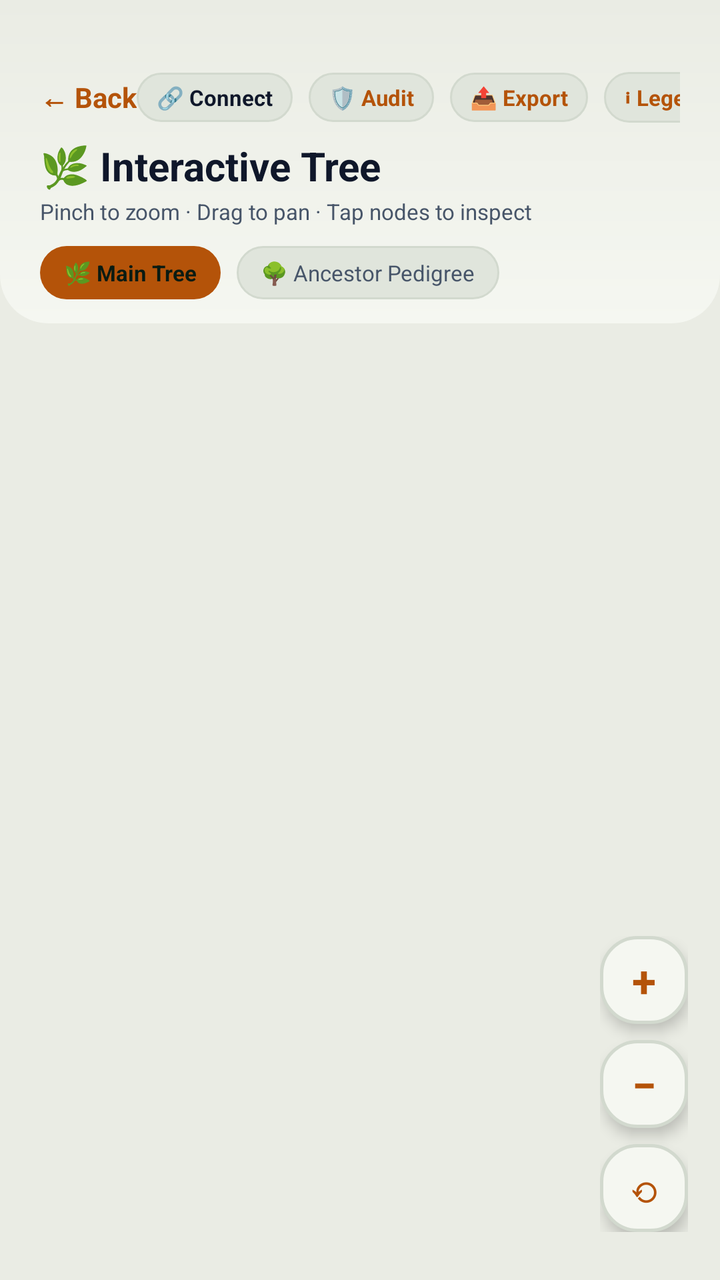
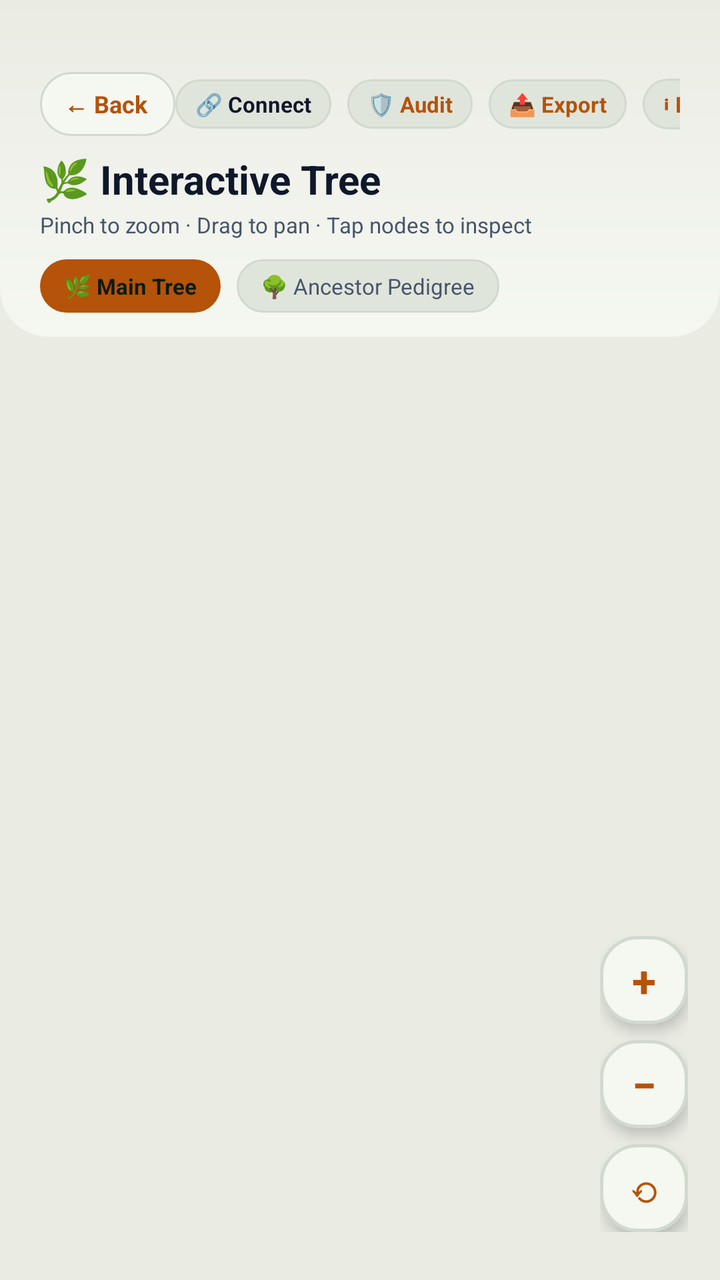

The first picture is an Android layout as it rendered before a commit; the second is the same layout after the commit. The layout source and the unified diff follow.
<!-- AndroidManifest.xml: application theme Theme.BTProject2 -->
<!-- res/layout/activity_interactive_tree.xml -->
<?xml version="1.0" encoding="utf-8"?>
<LinearLayout xmlns:android="http://schemas.android.com/apk/res/android"
    android:layout_width="match_parent"
    android:layout_height="match_parent"
    android:orientation="vertical"
    android:background="@color/forest_bg"
    android:fitsSystemWindows="true">

    
    <LinearLayout
        android:layout_width="match_parent"
        android:layout_height="wrap_content"
        android:orientation="vertical"
        android:background="@drawable/dashboard_header_bg"
        android:paddingStart="20dp"
        android:paddingEnd="20dp"
        android:paddingTop="36dp"
        android:paddingBottom="12dp">

        <LinearLayout
            android:layout_width="match_parent"
            android:layout_height="wrap_content"
            android:orientation="horizontal"
            android:gravity="center_vertical"
            android:layout_marginBottom="8dp">

            <TextView
                android:id="@+id/btnBack"
                android:layout_width="wrap_content"
                android:layout_height="wrap_content"
                android:text="← Back"
                android:textSize="14sp"
                android:textStyle="bold"
                android:textColor="@color/gold_accent"
                android:clickable="true"
                android:focusable="true" />

            <View
                android:layout_width="0dp"
                android:layout_height="1dp"
                android:layout_weight="1" />

            
            <TextView
                android:id="@+id/btnConnectBranchesShortcut"
                android:layout_width="wrap_content"
                android:layout_height="wrap_content"
                android:text="🔗 Connect"
                android:textSize="11sp"
                android:textStyle="bold"
                android:textColor="@color/text_primary"
                android:background="@drawable/badge_pill_dark"
                android:paddingStart="10dp"
                android:paddingEnd="10dp"
                android:paddingTop="5dp"
                android:paddingBottom="5dp"
                android:layout_marginEnd="8dp"
                android:clickable="true"
                android:focusable="true" />

            
            <TextView
                android:id="@+id/btnAuditTree"
                android:layout_width="wrap_content"
                android:layout_height="wrap_content"
                android:text="🛡️ Audit"
                android:textSize="11sp"
                android:textStyle="bold"
                android:textColor="@color/mint_text"
                android:background="@drawable/badge_pill_dark"
                android:paddingStart="10dp"
                android:paddingEnd="10dp"
                android:paddingTop="5dp"
                android:paddingBottom="5dp"
                android:layout_marginEnd="8dp"
                android:clickable="true"
                android:focusable="true" />

            
            <TextView
                android:id="@+id/btnExportTreeShortcut"
                android:layout_width="wrap_content"
                android:layout_height="wrap_content"
                android:text="📤 Export"
                android:textSize="11sp"
                android:textStyle="bold"
                android:textColor="@color/gold_accent"
                android:background="@drawable/badge_pill_dark"
                android:paddingStart="10dp"
                android:paddingEnd="10dp"
                android:paddingTop="5dp"
                android:paddingBottom="5dp"
                android:layout_marginEnd="8dp"
                android:clickable="true"
                android:focusable="true" />

            
            <TextView
                android:id="@+id/btnInteractiveLegend"
                android:layout_width="wrap_content"
                android:layout_height="wrap_content"
                android:text="ℹ Legend"
                android:textSize="11sp"
                android:textStyle="bold"
                android:textColor="@color/gold_accent"
                android:background="@drawable/badge_pill_dark"
                android:paddingStart="10dp"
                android:paddingEnd="10dp"
                android:paddingTop="5dp"
                android:paddingBottom="5dp"
                android:clickable="true"
                android:focusable="true" />
        </LinearLayout>

        
        <TextView
            android:layout_width="wrap_content"
            android:layout_height="wrap_content"
            android:text="🌿 Interactive Tree"
            android:textSize="20sp"
            android:textStyle="bold"
            android:textColor="@color/text_primary" />

        <TextView
            android:id="@+id/tvTreeSubtitle"
            android:layout_width="wrap_content"
            android:layout_height="wrap_content"
            android:text="Pinch to zoom · Drag to pan · Tap nodes to inspect"
            android:textSize="11sp"
            android:textColor="@color/text_secondary"
            android:layout_marginTop="2dp"
            android:layout_marginBottom="10dp" />

        
        <HorizontalScrollView
            android:layout_width="match_parent"
            android:layout_height="wrap_content"
            android:scrollbars="none">

            <LinearLayout
                android:layout_width="wrap_content"
                android:layout_height="wrap_content"
                android:orientation="horizontal"
                android:gravity="center_vertical">

                <TextView
                    android:id="@+id/chipMainTree"
                    android:layout_width="wrap_content"
                    android:layout_height="wrap_content"
                    android:text="🌿 Main Tree"
                    android:textSize="11sp"
                    android:textStyle="bold"
                    android:textColor="#0A1B12"
                    android:background="@drawable/btn_gold_primary"
                    android:paddingStart="12dp"
                    android:paddingEnd="12dp"
                    android:paddingTop="6dp"
                    android:paddingBottom="6dp"
                    android:layout_marginEnd="8dp"
                    android:clickable="true"
                    android:focusable="true" />

                <TextView
                    android:id="@+id/chipPedigree"
                    android:layout_width="wrap_content"
                    android:layout_height="wrap_content"
                    android:text="🌳 Ancestor Pedigree"
                    android:textSize="11sp"
                    android:textColor="@color/text_secondary"
                    android:background="@drawable/badge_pill_dark"
                    android:paddingStart="12dp"
                    android:paddingEnd="12dp"
                    android:paddingTop="6dp"
                    android:paddingBottom="6dp"
                    android:layout_marginEnd="8dp"
                    android:clickable="true"
                    android:focusable="true" />

                <TextView
                    android:id="@+id/chipTraceHighlight"
                    android:layout_width="wrap_content"
                    android:layout_height="wrap_content"
                    android:text="⭐ Trace Path"
                    android:textSize="11sp"
                    android:textColor="@color/text_secondary"
                    android:background="@drawable/badge_pill_dark"
                    android:paddingStart="12dp"
                    android:paddingEnd="12dp"
                    android:paddingTop="6dp"
                    android:paddingBottom="6dp"
                    android:visibility="gone"
                    android:clickable="true"
                    android:focusable="true" />
            </LinearLayout>
        </HorizontalScrollView>
    </LinearLayout>

    
    <FrameLayout
        android:layout_width="match_parent"
        android:layout_height="0dp"
        android:layout_weight="1">

        
        <FrameLayout
            android:id="@+id/treeContainer"
            android:layout_width="match_parent"
            android:layout_height="match_parent"
            android:background="@color/forest_bg" />

        
        <LinearLayout
            android:id="@+id/layoutTraceBanner"
            android:layout_width="match_parent"
            android:layout_height="wrap_content"
            android:layout_gravity="top"
            android:layout_marginStart="16dp"
            android:layout_marginEnd="16dp"
            android:layout_marginTop="12dp"
            android:orientation="horizontal"
            android:gravity="center_vertical"
            android:background="@drawable/bg_forest_card"
            android:padding="12dp"
            android:elevation="6dp"
            android:visibility="gone">

            <TextView
                android:layout_width="wrap_content"
                android:layout_height="wrap_content"
                android:text="⭐"
                android:textSize="14sp"
                android:layout_marginEnd="8dp" />

            <TextView
                android:id="@+id/tvTraceBannerText"
                android:layout_width="0dp"
                android:layout_height="wrap_content"
                android:layout_weight="1"
                android:text="Trace Path: Person A ➔ ★ MRCA ➔ Person B"
                android:textSize="11sp"
                android:textColor="@color/text_primary"
                android:textStyle="bold" />

            <TextView
                android:id="@+id/btnCloseTraceHighlight"
                android:layout_width="28dp"
                android:layout_height="28dp"
                android:gravity="center"
                android:text="✕"
                android:textSize="13sp"
                android:textColor="@color/text_secondary"
                android:background="@drawable/badge_pill_dark"
                android:clickable="true"
                android:focusable="true" />
        </LinearLayout>

        
        <LinearLayout
            android:id="@+id/layoutPedigreeFocalBar"
            android:layout_width="match_parent"
            android:layout_height="wrap_content"
            android:layout_gravity="top"
            android:layout_marginStart="16dp"
            android:layout_marginEnd="16dp"
            android:layout_marginTop="12dp"
            android:orientation="horizontal"
            android:gravity="center_vertical"
            android:background="@drawable/bg_forest_card"
            android:padding="10dp"
            android:elevation="6dp"
            android:visibility="gone">

            <TextView
                android:id="@+id/tvFocalBarLabel"
                android:layout_width="wrap_content"
                android:layout_height="wrap_content"
                android:text="Kinship relative to:"
                android:textSize="11sp"
                android:textStyle="bold"
                android:textColor="@color/gold_accent"
                android:layout_marginEnd="8dp" />

            <Spinner
                android:id="@+id/spinnerPedigreeFocal"
                android:layout_width="0dp"
                android:layout_height="38dp"
                android:layout_weight="1"
                android:background="@drawable/input_bg_filled" />
        </LinearLayout>

        
        <LinearLayout
            android:id="@+id/layoutConflictBanner"
            android:layout_width="match_parent"
            android:layout_height="wrap_content"
            android:layout_gravity="top"
            android:layout_marginStart="16dp"
            android:layout_marginEnd="16dp"
            android:layout_marginTop="64dp"
            android:orientation="horizontal"
            android:gravity="center_vertical"
            android:background="@drawable/bg_forest_card"
            android:padding="12dp"
            android:elevation="7dp"
            android:visibility="gone">

            <TextView
                android:layout_width="wrap_content"
                android:layout_height="wrap_content"
                android:text="⚠️"
                android:textSize="14sp"
                android:layout_marginEnd="8dp" />

            <TextView
                android:id="@+id/tvConflictBannerText"
                android:layout_width="0dp"
                android:layout_height="wrap_content"
                android:layout_weight="1"
                android:text="Relationship conflicts detected. Tap to inspect."
                android:textSize="11sp"
                android:textColor="#FCA5A5"
                android:textStyle="bold" />

            <TextView
                android:id="@+id/btnCloseConflictBanner"
                android:layout_width="28dp"
                android:layout_height="28dp"
                android:gravity="center"
                android:text="✕"
                android:textSize="13sp"
                android:textColor="@color/text_secondary"
                android:background="@drawable/badge_pill_dark"
                android:clickable="true"
                android:focusable="true" />
        </LinearLayout>

        
        <LinearLayout
            android:layout_width="wrap_content"
            android:layout_height="wrap_content"
            android:layout_gravity="bottom|end"
            android:layout_marginEnd="16dp"
            android:layout_marginBottom="24dp"
            android:orientation="vertical"
            android:gravity="center_horizontal">

            <TextView
                android:id="@+id/btnZoomIn"
                android:layout_width="44dp"
                android:layout_height="44dp"
                android:gravity="center"
                android:text="+"
                android:textSize="22sp"
                android:textStyle="bold"
                android:textColor="@color/gold_accent"
                android:background="@drawable/card_forest_elevated"
                android:elevation="4dp"
                android:clickable="true"
                android:focusable="true"
                android:layout_marginBottom="8dp" />

            <TextView
                android:id="@+id/btnZoomOut"
                android:layout_width="44dp"
                android:layout_height="44dp"
                android:gravity="center"
                android:text="−"
                android:textSize="22sp"
                android:textStyle="bold"
                android:textColor="@color/gold_accent"
                android:background="@drawable/card_forest_elevated"
                android:elevation="4dp"
                android:clickable="true"
                android:focusable="true"
                android:layout_marginBottom="8dp" />

            <TextView
                android:id="@+id/btnResetView"
                android:layout_width="44dp"
                android:layout_height="44dp"
                android:gravity="center"
                android:text="⟲"
                android:textSize="18sp"
                android:textStyle="bold"
                android:textColor="@color/mint_text"
                android:background="@drawable/card_forest_elevated"
                android:elevation="4dp"
                android:clickable="true"
                android:focusable="true" />
        </LinearLayout>

    </FrameLayout>
</LinearLayout>
<!-- resources referenced by this layout -->
<resources>
  <color name="forest_bg">#EAECE4</color>
  <color name="gold_accent">#B45309</color>
  <color name="mint_text">#B45309</color>
  <color name="text_primary">#0F172A</color>
  <color name="text_secondary">#475569</color>
  <!-- drawable badge_pill_dark (drawable) -->
  <?xml version="1.0" encoding="utf-8"?>
  <shape xmlns:android="http://schemas.android.com/apk/res/android"
      android:shape="rectangle">
      <solid android:color="@color/forest_card_light" />
      <corners android:radius="20dp" />
      <stroke
          android:width="1dp"
          android:color="@color/forest_card_border" />
  </shape>
  <!-- drawable bg_forest_card (drawable) -->
  <?xml version="1.0" encoding="utf-8"?>
  <shape xmlns:android="http://schemas.android.com/apk/res/android"
      android:shape="rectangle">
      <solid android:color="@color/forest_card" />
      <corners android:radius="20dp" />
      <stroke
          android:width="1dp"
          android:color="@color/forest_card_border" />
  </shape>
  <!-- drawable btn_gold_primary (drawable) -->
  <?xml version="1.0" encoding="utf-8"?>
  <ripple xmlns:android="http://schemas.android.com/apk/res/android"
      android:color="#40FFFFFF">
      <item>
          <shape android:shape="rectangle">
              <solid android:color="@color/gold_accent" />
              <corners android:radius="14dp" />
          </shape>
      </item>
  </ripple>
  <!-- drawable card_forest_elevated (drawable) -->
  <?xml version="1.0" encoding="utf-8"?>
  <shape xmlns:android="http://schemas.android.com/apk/res/android"
      android:shape="rectangle">
      <solid android:color="@color/forest_card" />
      <corners android:radius="18dp" />
      <stroke
          android:width="1.5dp"
          android:color="@color/forest_card_border" />
  </shape>
  <!-- drawable dashboard_header_bg (drawable) -->
  <?xml version="1.0" encoding="utf-8"?>
  <shape xmlns:android="http://schemas.android.com/apk/res/android"
      android:shape="rectangle">
      <gradient
          android:angle="270"
          android:startColor="@color/forest_bg"
          android:endColor="@color/forest_card"
          android:type="linear" />
      <corners
          android:bottomLeftRadius="24dp"
          android:bottomRightRadius="24dp" />
  </shape>
  <!-- drawable input_bg_filled (drawable) -->
  <?xml version="1.0" encoding="utf-8"?>
  <shape xmlns:android="http://schemas.android.com/apk/res/android"
      android:shape="rectangle">
      <solid android:color="@color/forest_card" />
      <corners android:radius="14dp" />
      <stroke android:width="1dp" android:color="@color/forest_card_border" />
  </shape>
  <style name="Theme.BTProject2" parent="Theme.MaterialComponents.DayNight.NoActionBar">
          <item name="colorPrimary">@color/gold_accent</item>
          <item name="colorPrimaryDark">@color/gold_accent_dark</item>
          <item name="colorAccent">@color/gold_accent</item>
          <item name="android:windowBackground">@color/forest_bg</item>
          <item name="android:statusBarColor">@color/forest_bg</item>
          <item name="android:windowLightStatusBar">true</item>
      </style>
  <color name="forest_card_light">#E0E5DC</color>
  <color name="forest_card_border">#D2D9CE</color>
  <color name="forest_card">#F5F7F1</color>
  <color name="gold_accent_dark">#78350F</color>
</resources>

<!-- the commit's change to res/layout/activity_interactive_tree.xml (unified diff, before → after) -->
@@ -27,11 +27,15 @@
             <TextView
                 android:id="@+id/btnBack"
                 android:layout_width="wrap_content"
-                android:layout_height="wrap_content"
+                android:layout_height="32dp"
+                android:background="@drawable/bg_nav_back_pill"
+                android:gravity="center_vertical"
+                android:paddingStart="12dp"
+                android:paddingEnd="14dp"
                 android:text="← Back"
-                android:textSize="14sp"
-                android:textStyle="bold"
-                android:textColor="@color/gold_accent"
+                android:textSize="12sp"
+                android:textStyle="bold"
+                android:textColor="@color/primary"
                 android:clickable="true"
                 android:focusable="true" />
 
<!-- resource entries referenced after the edit -->
@@ -3,6 +3,7 @@
   <color name="forest_bg">#EAECE4</color>
   <color name="gold_accent">#B45309</color>
   <color name="mint_text">#B45309</color>
+  <color name="primary">#B45309</color>
   <color name="text_primary">#0F172A</color>
   <color name="text_secondary">#475569</color>
   <!-- drawable badge_pill_dark (drawable) -->
@@ -25,6 +26,20 @@
           android:width="1dp"
           android:color="@color/forest_card_border" />
   </shape>
+  <!-- drawable bg_nav_back_pill (drawable) -->
+  <?xml version="1.0" encoding="utf-8"?>
+  <ripple xmlns:android="http://schemas.android.com/apk/res/android"
+      android:color="@color/gold_accent">
+      <item>
+          <shape android:shape="rectangle">
+              <solid android:color="@color/card_bg" />
+              <corners android:radius="20dp" />
+              <stroke
+                  android:width="1dp"
+                  android:color="@color/card_border" />
+          </shape>
+      </item>
+  </ripple>
   <!-- drawable btn_gold_primary (drawable) -->
   <?xml version="1.0" encoding="utf-8"?>
   <ripple xmlns:android="http://schemas.android.com/apk/res/android"
@@ -78,6 +93,8 @@
   <color name="forest_card_light">#E0E5DC</color>
   <color name="forest_card_border">#D2D9CE</color>
   <color name="forest_card">#F5F7F1</color>
+  <color name="card_bg">#F5F7F1</color>
+  <color name="card_border">#D2D9CE</color>
   <color name="gold_accent_dark">#78350F</color>
 </resources>
 
